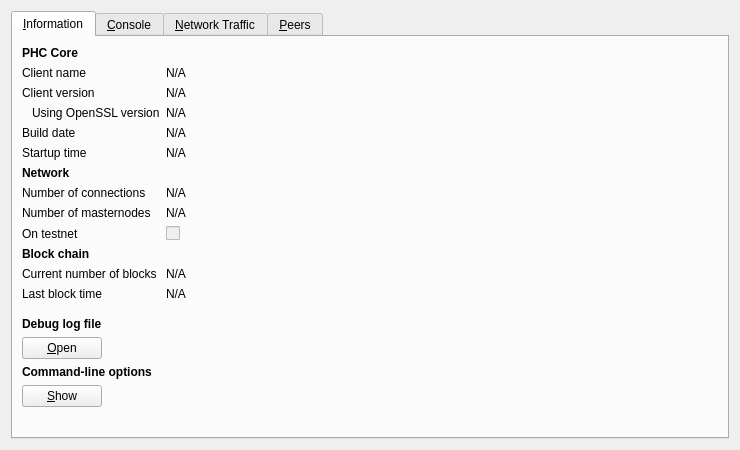
This is src/qt/forms/rpcconsole.ui in profithunterscoin/phc as Qt 5 draws it before an edit. The edited form follows.
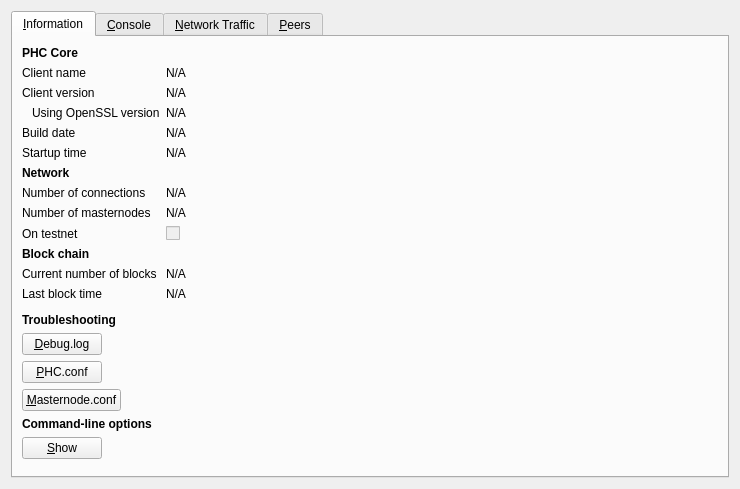
This is the edited form. The open tabs and pages were chosen to show the change. Icons and pictures are not drawn. Custom widgets are drawn as their Qt base class.

```diff
--- a/src/qt/forms/rpcconsole.ui
+++ b/src/qt/forms/rpcconsole.ui
@@ -312,7 +312,7 @@
           </font>
          </property>
          <property name="text">
-          <string>Debug log file</string>
+          <string>Troubleshooting</string>
          </property>
         </widget>
        </item>
@@ -322,14 +322,40 @@
           <string>Open the PHC debug log file from the current data directory. This can take a few seconds for large log files.</string>
          </property>
          <property name="text">
-          <string>&amp;Open</string>
+          <string>&amp;Debug.log</string>
          </property>
          <property name="autoDefault">
           <bool>false</bool>
          </property>
         </widget>
        </item>
-       <item row="16" column="0">
+      <item row="16" column="0">
+        <widget class="QPushButton" name="openPHCConfigfileButton">
+         <property name="toolTip">
+          <string>Open the PHC config file from the current data directory. This can take a few seconds for large log files.</string>
+         </property>
+         <property name="text">
+          <string>&amp;PHC.conf</string>
+         </property>
+         <property name="autoDefault">
+          <bool>false</bool>
+         </property>
+        </widget>
+       </item>
+        <item row="17" column="0">
+        <widget class="QPushButton" name="openMNConfigfileButton">
+         <property name="toolTip">
+          <string>Open the Masternode config file from the current data directory. This can take a few seconds for large log files.</string>
+         </property>
+         <property name="text">
+          <string>&amp;Masternode.conf</string>
+         </property>
+         <property name="autoDefault">
+          <bool>false</bool>
+         </property>
+        </widget>
+       </item>
+       <item row="18" column="0">
         <widget class="QLabel" name="labelCLOptions">
          <property name="font">
           <font>
@@ -342,7 +368,7 @@
          </property>
         </widget>
        </item>
-       <item row="17" column="0">
+       <item row="19" column="0">
         <widget class="QPushButton" name="showCLOptionsButton">
          <property name="toolTip">
           <string>Show the PHC-Qt help message to get a list with possible PHC command-line options.</string>
@@ -355,7 +381,7 @@
          </property>
         </widget>
        </item>
-       <item row="18" column="0">
+       <item row="20" column="0">
         <spacer name="verticalSpacer">
          <property name="orientation">
           <enum>Qt::Vertical</enum>
```
